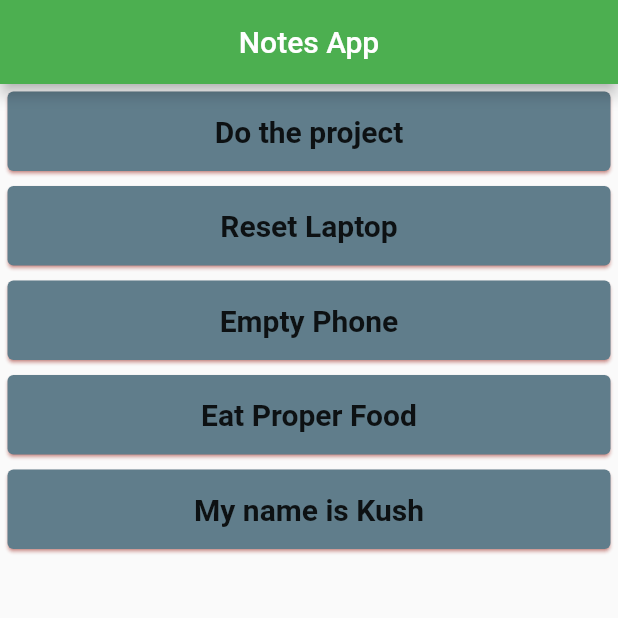
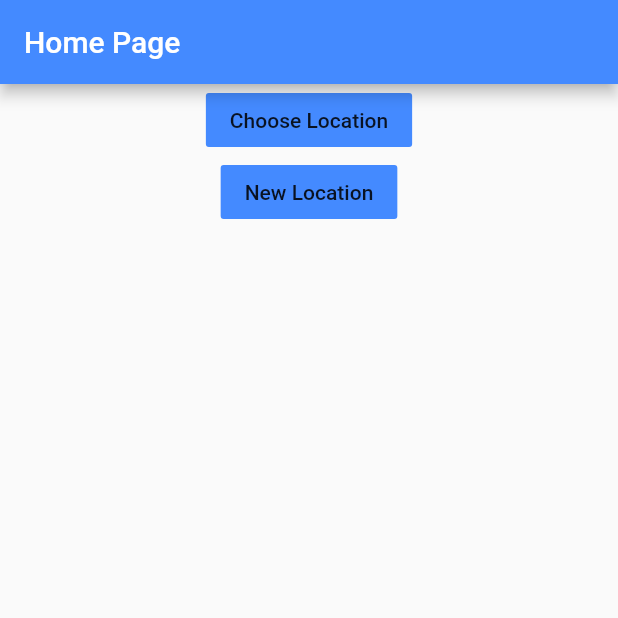
Before and after one commit to kush11251/flutter_study_app, a Flutter app: the screen it shows after launch, on a phone screen of 412 x 824 dp, the top half of it. Run offline on Flutter 3.47's test engine with Material 2 defaults, Android fonts, the phone set to English and light mode, and no system bars.

Commit message:
Day 4 Flutter Class Part 3 Pages and Routing

```diff
--- /dev/null
+++ b/lib/Pages/home.dart
@@ -0,0 +1,52 @@
+import 'package:flutter/cupertino.dart';
+import 'package:flutter/material.dart';
+
+class Home extends StatefulWidget{
+  @override
+  _Home createState() => _Home();
+
+}
+
+class _Home extends State<Home>{
+  @override
+  Widget build(BuildContext context) {
+    return Scaffold(
+      appBar: AppBar(
+        title: Text(
+            "Home Page"
+        ),
+        backgroundColor: Colors.blueAccent,
+      ),
+      body: Center(
+        child: Column(
+          children: [
+            FlatButton(
+                onPressed: (){
+                  Navigator.pushNamed(
+                      context,
+                      '/location'
+                  );
+                },
+                child: Text(
+                  "Choose Location"
+                ),
+              color: Colors.blueAccent,
+            ),
+            FlatButton(
+              onPressed: (){
+                Navigator.pushNamed(
+                    context,
+                    '/newlocation'
+                );
+              },
+              child: Text(
+                  "New Location"
+              ),
+              color: Colors.blueAccent,
+            ),
+          ],
+        ),
+      ),
+    );
+  }
+}
--- a/lib/main.dart
+++ b/lib/main.dart
@@ -1,68 +1,16 @@
-import 'dart:math';
-
 import 'package:flutter/material.dart';
-import 'package:flutter_study_app/strings.dart';
-
-//State<StatefulWidget> createState() {
+import 'package:flutter_study_app/Pages/choose_location.dart';
+import 'package:flutter_study_app/Pages/new_location.dart';
+import 'package:flutter_study_app/Pages/home.dart';
 
 void main() {
-  runApp(FlutterBootcamp());
+  runApp(MaterialApp(
+    initialRoute: '/home',
+
+    routes: {
+      '/home': (context) => Home(),
+      '/location': (context) => ChooseLocation(),
+      '/newlocation': (context) => NewLocation(),
+    },
+  ));
 }
-
-class FlutterBootcamp extends StatefulWidget{
-  @override
-  _FlutterBootcamp createState() => _FlutterBootcamp();
-}
-
-class _FlutterBootcamp extends State<FlutterBootcamp>{
-
-  List<String> notes = [
-    "Do the project",
-    "Reset Laptop",
-    "Empty Phone",
-    "Eat Proper Food",
-    "My name is Kush"
-  ];
-
-  Widget cardTemplate(singlenotes){
-    return Card(
-      shadowColor: Colors.red,
-      color: Colors.blueGrey,
-      margin: EdgeInsets.all(5),
-      child: Padding(
-        padding: EdgeInsets.all(15),
-        child: Column(
-          children: [
-            Text(
-              singlenotes,
-              style: TextStyle(
-                fontSize: 20,
-                fontWeight: FontWeight.bold,
-              ),
-            ),
-          ],
-        )
-      ),
-    );
-  }
-
-  @override
-  Widget build(BuildContext context) {
-    return MaterialApp(
-      home: Scaffold(
-        appBar: AppBar(
-          title: Text(
-            "Notes App",
-            textAlign: TextAlign.center,
-          ),
-          backgroundColor: Colors.green,
-          centerTitle: true,
-        ),
-        body: Column(
-          crossAxisAlignment: CrossAxisAlignment.stretch,
-          children: notes.map((singlenote) => cardTemplate(singlenote)).toList(),
-        ),
-      ),
-    );
-  }
-}
--- a/lib/strings.dart
+++ /dev/null
@@ -1,4 +0,0 @@
-class Strings {
-  static const String titleText = "Flutter Sample App";
-  static const String bodyText = "Kussagra Pathak";
-}
```
Also changed, not shown: lib/Pages/choose_location.dart (added, +27 -0 lines), lib/Pages/new_location.dart (added, +27 -0 lines).
